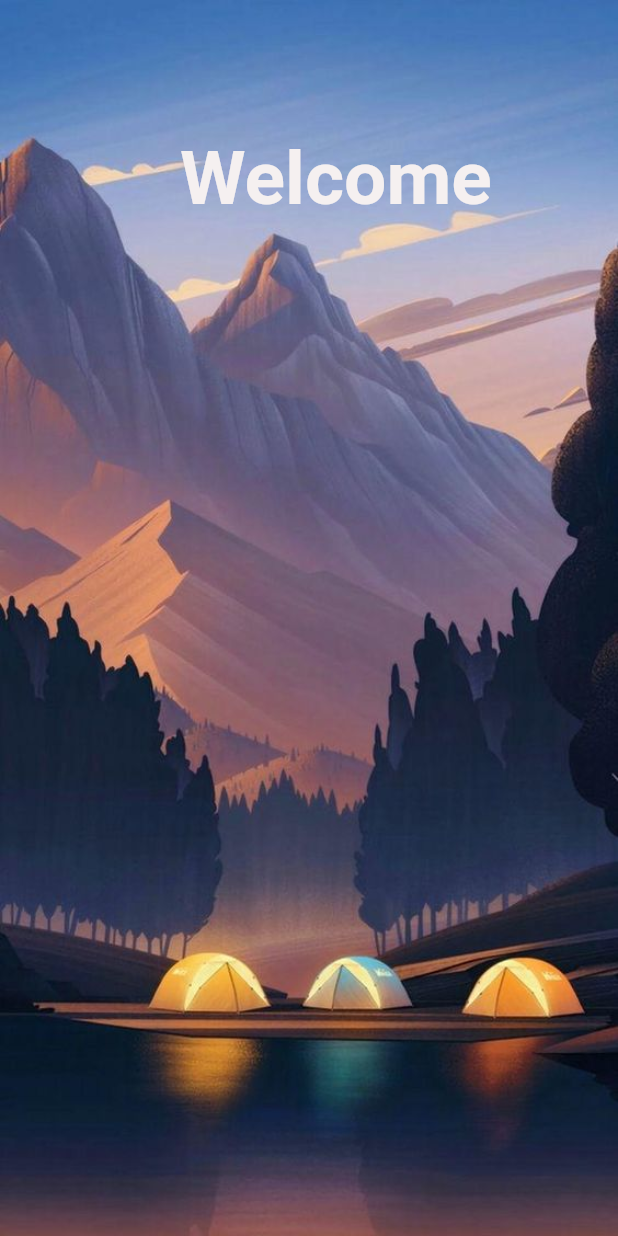
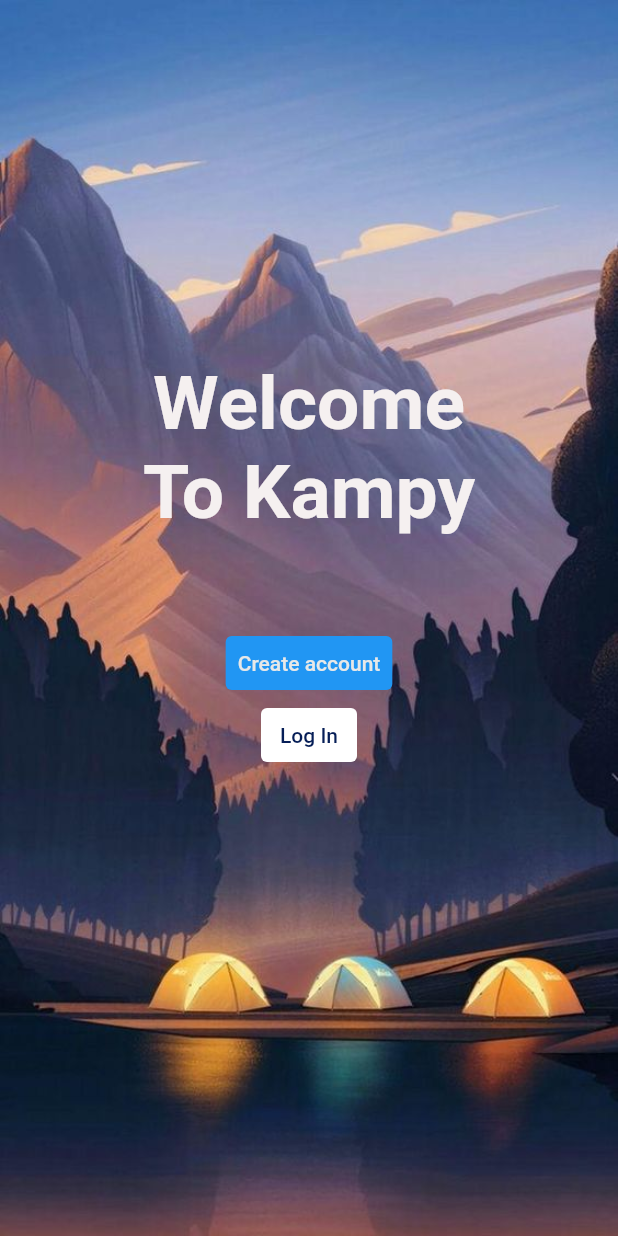
Before and after one commit to Always-number-one/Kampy, a Flutter app: the screen it shows after launch, on a phone screen of 412 x 824 dp. Run offline on Flutter 3.47's test engine with Material 2 defaults, Android fonts, the phone set to English and light mode, and no system bars; our stand-ins replace cloud_firestore, firebase_auth, firebase_core, firebase_database, firebase_storage, fluttertoast and 6 more; missing offline and left inert: custom_clippers, dart:ffi; accounts and stored records are empty; network calls fail.

Commit message:
welcoming home page

```diff
--- a/lib/kampy_home.dart
+++ b/lib/kampy_home.dart
@@ -33,7 +33,6 @@ class _HomeState extends State<Home> {
 child: Stack(
         children:<Widget> [
 
-    // log in up
             Container(
 
                         decoration: BoxDecoration(
@@ -43,18 +42,14 @@ child: Stack(
                       ),
               margin:  const EdgeInsets.only(left: 20,right: 20,top: 20),
 
+              child:Column(
+                           children:  [
+                  // welcoming text
+                  Center(
+          child :Container(
+            margin: const EdgeInsets.only(top:220),
+            child: Column(
 
-
-// child log in
-              child:Column(
-                //  crossAxisAlignment: CrossAxisAlignment.start,
-
-                children:  [
-                  // sign up title
-                  Container(
-                    margin: const EdgeInsets.only(top:70,left: 100 ),
-        // padding: const EdgeInsets.only(left: 100  ),
-           child: Row(
             children: const  <Widget> [
             Text(
            "Welcome",
@@ -67,10 +62,22 @@ child: Stack(
 
           ),
 
+          Text(
+           "To Kampy",
+            style: TextStyle(
+              color: Color.fromARGB(255, 245, 240, 240),
+               fontWeight: FontWeight.bold,
+              fontSize: 50,
+            ),
+
+
+          ),
+
+
 
             ],
 
-          )
+          )),
 
 
           ),
@@ -79,13 +86,26 @@ child: Stack(
 
 
             //  Button here
+const SizedBox(height: 50),
 
+TextButton(
 
+  style: TextButton.styleFrom(
 
-
-
-
-
+    primary: const Color.fromARGB(255, 231, 232, 232),
+    backgroundColor: Colors.blue,
+  ),
+  onPressed: () { },
+  child: const Text('Create account'),
+),
+TextButton(
+  style: TextButton.styleFrom(
+    primary: const Color.fromARGB(255, 6, 30, 87),
+    backgroundColor: Colors.white,
+  ),
+  onPressed: () { },
+  child: const Text('Log In'),
+)
 
 
 
```
